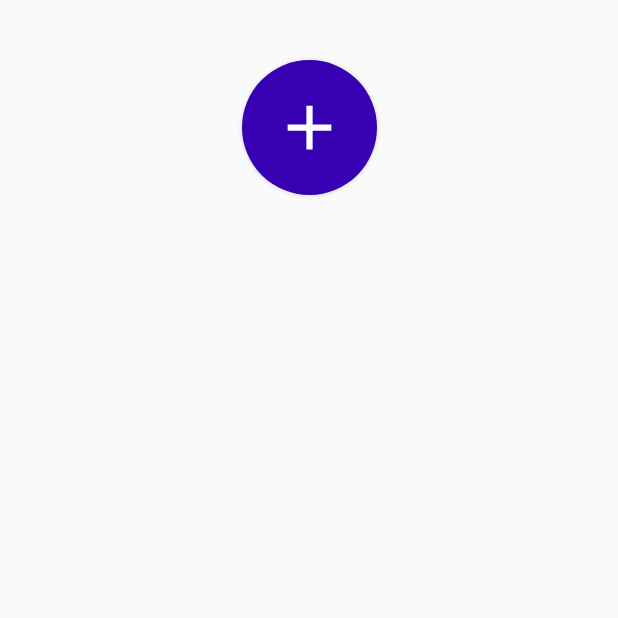
After one commit to ayoubElhoucine/Elictricity-Bill, an Android app built with Jetpack Compose: the NewBillScreen screen opened through its navigation route, on a phone screen of 412 x 824 dp, the top half of it. The commit adds this screen. Run offline under Robolectric (Android 15) with nearby library versions, the phone set to English and light mode, and no system bars; our stand-ins replace Dagger/Hilt's generated code, Firebase (no records; nobody signed in at launch, a user with empty details on screens opened directly).

Commit message:
impliment image upload to firebase

```diff
--- a/app/build.gradle
+++ b/app/build.gradle
@@ -85,4 +85,5 @@ dependencies {
     implementation 'com.google.firebase:firebase-config-ktx'
     implementation 'com.google.firebase:firebase-crashlytics-ktx'
     implementation 'com.google.firebase:firebase-database-ktx'
+    implementation 'com.google.firebase:firebase-storage-ktx'
 }
--- a/app/src/main/java/com/ayoub/electricitybill/model/Bill.kt
+++ b/app/src/main/java/com/ayoub/electricitybill/model/Bill.kt
@@ -6,5 +6,5 @@ data class Bill(
     val image: String,
     val extra: Double,
     val consumptions: List<Consumption>,
-    val createdAt: Double,
+    val createdAt: Long,
 )
--- a/app/src/main/java/com/ayoub/electricitybill/ui/AppNavGraph.kt
+++ b/app/src/main/java/com/ayoub/electricitybill/ui/AppNavGraph.kt
@@ -4,7 +4,7 @@ import androidx.activity.compose.BackHandler
 import androidx.compose.runtime.Composable
 import androidx.navigation.compose.NavHost
 import androidx.navigation.compose.composable
-import androidx.navigation.navigation
+import com.ayoub.electricitybill.ui.bill.newBill.NewBillScreen
 import com.ayoub.electricitybill.ui.home.HomeScreen
 import com.ayoub.electricitybill.ui.login.LoginScreen
 import com.ayoub.electricitybill.ui.splash.SplashScreen
@@ -47,8 +47,14 @@ fun AppNavGraph(
         composable(Screens.HOME){
             BackHandler(onBack = appState::popBack)
             HomeScreen(
-                onNewBill = { /*TODO*/ },
+                onNewBill = { appState.navigateTo(Screens.NEW_BILL) },
                 onBillDetails = { /*TODO*/ },
+            )
+        }
+        composable(Screens.NEW_BILL){
+            BackHandler(onBack = appState::popBack)
+            NewBillScreen(
+                onBack = appState::popBack,
             )
         }
     }
--- /dev/null
+++ b/app/src/main/java/com/ayoub/electricitybill/ui/bill/newBill/NewBillScreen.kt
@@ -0,0 +1,91 @@
+package com.ayoub.electricitybill.ui.bill.newBill
+
+import android.net.Uri
+import androidx.activity.compose.rememberLauncherForActivityResult
+import androidx.activity.result.contract.ActivityResultContracts
+import androidx.compose.foundation.layout.*
+import androidx.compose.foundation.shape.CircleShape
+import androidx.compose.material.Button
+import androidx.compose.material.ButtonDefaults
+import androidx.compose.material.CircularProgressIndicator
+import androidx.compose.material.Icon
+import androidx.compose.material.icons.Icons
+import androidx.compose.material.icons.filled.Add
+import androidx.compose.material.icons.filled.Check
+import androidx.compose.material.icons.filled.Close
+import androidx.compose.runtime.Composable
+import androidx.compose.runtime.collectAsState
+import androidx.compose.runtime.mutableStateOf
+import androidx.compose.runtime.remember
+import androidx.compose.ui.Alignment
+import androidx.compose.ui.Modifier
+import androidx.compose.ui.graphics.Color
+import androidx.compose.ui.platform.LocalContext
+import androidx.compose.ui.unit.dp
+import androidx.hilt.navigation.compose.hiltViewModel
+import com.ayoub.electricitybill.extension.createImageUri
+import com.ayoub.electricitybill.ui.theme.Purple700
+import com.ayoub.electricitybill.ui.uiState.UiState
+
+@Composable
+fun NewBillScreen(
+    viewModel: NewBillViewModel = hiltViewModel(),
+    onBack: () -> Unit,
+) {
+    val context = LocalContext.current
+    val uiState = viewModel.uiState.collectAsState()
+    val uploadImageUiState = viewModel.uploadImageUiState.collectAsState()
+
+    val cameraImageUri = remember { mutableStateOf<Uri?>(null) }
+    val cameraLauncher = rememberLauncherForActivityResult(
+        contract = ActivityResultContracts.TakePicture(),
+    ) {
+        if (it) {
+            cameraImageUri.value?.let { path ->
+                viewModel.uploadBillImage(path)
+            }
+        }
+    }
+
+    Column(
+        modifier = Modifier
+            .fillMaxSize()
+            .padding(vertical = 40.dp, horizontal = 16.dp),
+        horizontalAlignment = Alignment.CenterHorizontally,
+        verticalArrangement = Arrangement.spacedBy(20.dp),
+    ) {
+        Button(
+            modifier = Modifier.size(90.dp),
+            shape = CircleShape,
+            colors = ButtonDefaults.buttonColors(backgroundColor = Purple700),
+            onClick = {
+                cameraImageUri.value = context.createImageUri()
+                cameraImageUri.value?.let {
+                    cameraLauncher.launch(it)
+                }
+            },
+        ) {
+            when(uploadImageUiState.value) {
+                UiState.Loading -> CircularProgressIndicator(color = Color.White)
+                is UiState.Success -> Icon(
+                    modifier = Modifier.size(50.dp),
+                    imageVector = Icons.Filled.Check,
+                    contentDescription = null,
+                    tint = Color.White,
+                )
+                is UiState.Fail -> Icon(
+                    modifier = Modifier.size(50.dp),
+                    imageVector = Icons.Filled.Close,
+                    contentDescription = null,
+                    tint = Color.White,
+                )
+                else -> Icon(
+                    modifier = Modifier.size(50.dp),
+                    imageVector = Icons.Filled.Add,
+                    contentDescription = null,
+                    tint = Color.White,
+                )
+            }
+        }
+    }
+}
--- a/app/src/main/java/com/ayoub/electricitybill/ui/home/HomeScreen.kt
+++ b/app/src/main/java/com/ayoub/electricitybill/ui/home/HomeScreen.kt
@@ -1,7 +1,20 @@
 package com.ayoub.electricitybill.ui.home
 
+import androidx.compose.foundation.layout.Box
+import androidx.compose.foundation.layout.fillMaxSize
+import androidx.compose.foundation.layout.padding
+import androidx.compose.material.*
+import androidx.compose.material.icons.Icons
+import androidx.compose.material.icons.filled.Add
 import androidx.compose.runtime.Composable
+import androidx.compose.runtime.LaunchedEffect
+import androidx.compose.runtime.collectAsState
+import androidx.compose.ui.Alignment
+import androidx.compose.ui.Modifier
+import androidx.compose.ui.graphics.Color
 import androidx.hilt.navigation.compose.hiltViewModel
+import com.ayoub.electricitybill.ui.theme.Purple700
+import com.ayoub.electricitybill.ui.uiState.UiState
 
 @Composable
 fun HomeScreen(
@@ -9,5 +22,30 @@ fun HomeScreen(
     onNewBill: () -> Unit,
     onBillDetails: () -> Unit,
 ) {
-
+    val uiState = viewModel.uiState.collectAsState()
+    Scaffold(
+        modifier = Modifier.fillMaxSize(),
+        floatingActionButton = {
+            FloatingActionButton(
+                backgroundColor = Purple700,
+                onClick = onNewBill,
+            ) {
+                Icon(
+                    imageVector = Icons.Filled.Add,
+                    contentDescription = null,
+                    tint = Color.White
+                )
+            }
+        }
+    ) {
+        Box(modifier = Modifier
+            .fillMaxSize()
+            .padding(it)) {
+            when(uiState.value) {
+                UiState.Loading -> CircularProgressIndicator(modifier = Modifier.align(Alignment.Center))
+                is UiState.Success -> Text("success")
+                else -> Text("Aucun résultat")
+            }
+        }
+    }
 }
--- a/app/src/main/java/com/ayoub/electricitybill/ui/home/HomeViewModel.kt
+++ b/app/src/main/java/com/ayoub/electricitybill/ui/home/HomeViewModel.kt
@@ -3,13 +3,35 @@ package com.ayoub.electricitybill.ui.home
 import android.app.Application
 import android.content.Context
 import com.ayoub.electricitybill.base.BaseViewModel
+import com.ayoub.electricitybill.firebase.FirebaseDatabase
+import com.ayoub.electricitybill.model.Bill
 import com.ayoub.electricitybill.ui.uiState.UiState
 import dagger.hilt.android.lifecycle.HiltViewModel
+import kotlinx.coroutines.flow.MutableStateFlow
+import kotlinx.coroutines.flow.StateFlow
+import java.io.File
+import java.util.*
 import javax.inject.Inject
 
 @HiltViewModel
 class HomeViewModel @Inject constructor(
     private val application: Application,
+    private val firebaseDatabase: FirebaseDatabase,
 ): BaseViewModel<UiState>() {
-    val context: Context get () = application.applicationContext
+
+    init {
+        getData()
+    }
+
+    private fun getData() {
+        _uiState.value = UiState.Loading
+        firebaseDatabase.getBills(
+            onSuccess = {
+                _uiState.value = UiState.Success(data = it)
+            },
+            onFail = {
+                _uiState.value = UiState.Fail()
+            }
+        )
+    }
 }
--- a/app/src/main/java/com/ayoub/electricitybill/ui/splash/SplashViewModel.kt
+++ b/app/src/main/java/com/ayoub/electricitybill/ui/splash/SplashViewModel.kt
@@ -11,7 +11,7 @@ import javax.inject.Inject
 class SplashViewModel @Inject constructor(
     private val application: Application,
     private val auth: FirebaseUserAuth,
-): ViewModel(){
+): ViewModel() {
     private val context: Context get() = application.applicationContext
 
     fun getStarted(
```
Also changed, not shown: app/src/main/AndroidManifest.xml (+12 -0 lines), app/src/main/java/com/ayoub/electricitybill/extension/Extension.kt (added, +22 -0 lines), app/src/main/java/com/ayoub/electricitybill/firebase/FirebaseDatabase.kt (+29 -3 lines), app/src/main/java/com/ayoub/electricitybill/ui/bill/newBill/NewBillViewModel.kt (added, +64 -0 lines), app/src/main/res/xml/files_path.xml (added, +7 -0 lines).
